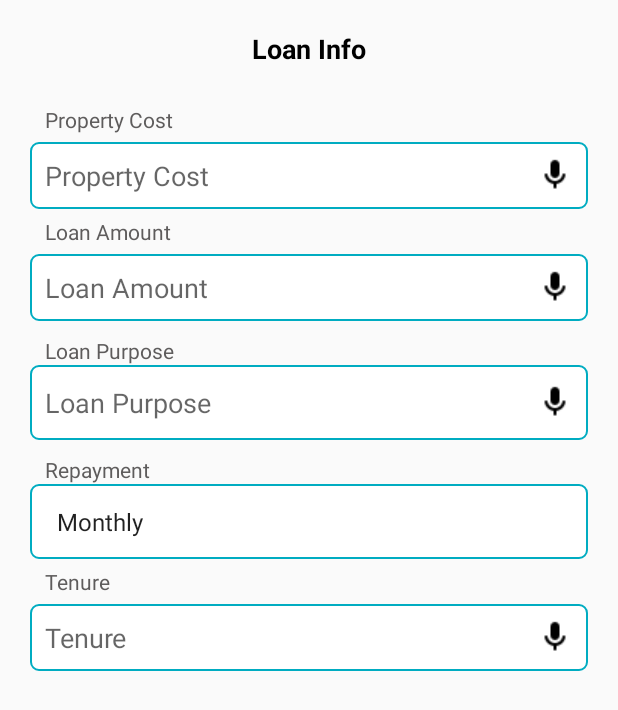
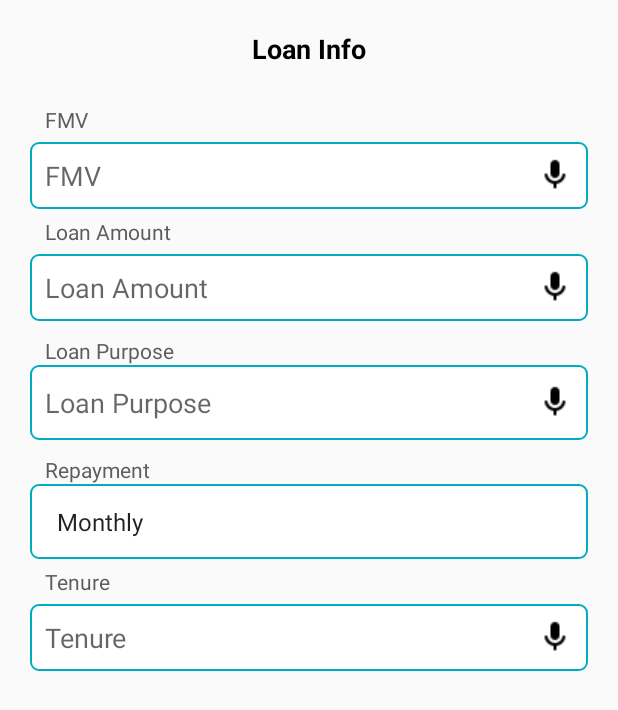
Before and after one commit to sonusourav/OPPOFlex, an Android app: the layout fragment_loan_details.xml on its own in the app's theme, with its tools: preview values and no code run, on a phone screen of 412 x 824 dp. Shown: the top 710 px of the screen. Run offline under Robolectric (Android 15) with nearby library versions, the phone set to English and light mode, and no system bars.

Commit message:
final commit

```diff
--- a/app/src/main/java/com/sonusourav/oppoflex/adapters/PreLoanAdapter.java
+++ b/app/src/main/java/com/sonusourav/oppoflex/adapters/PreLoanAdapter.java
@@ -148,7 +148,7 @@ public class PreLoanAdapter extends RecyclerView.Adapter<RecyclerView.ViewHolder
           if(user!=null){
             DatabaseReference baseRef=database.getReference().child("PreviousLoans").child(encodeUserEmail(
                 Objects.requireNonNull(user.getEmail())));
-            DatabaseReference childRef=baseRef.child("");
+            DatabaseReference childRef=baseRef.child(loan.getLoanId());
 
             childRef.setValue(null);
             preLoansList.remove(position);
--- a/app/src/main/java/com/sonusourav/oppoflex/chatbot/ChatbotActivity.java
+++ b/app/src/main/java/com/sonusourav/oppoflex/chatbot/ChatbotActivity.java
@@ -20,7 +20,7 @@ public class ChatbotActivity extends AppCompatActivity {
 
     LinearLayout layout;
     boolean exit = false;
-    public final String APP_ID = "1f29cd1e75ac6045e3d257b9e8d4a48f5";
+    public final String APP_ID = "71c9bd769a05623aae8bbfc2c16cca92";
     private static final String INVALID_APP_ID = "INVALID_APPLICATION_ID";
 
     @Override
--- a/app/src/main/res/layout/fragment_loan_details.xml
+++ b/app/src/main/res/layout/fragment_loan_details.xml
@@ -25,7 +25,7 @@
   <TextView
       android:layout_width="match_parent"
       android:layout_height="wrap_content"
-      android:text="Property Cost"
+      android:text="FMV"
       android:textColor="@color/light_black"
       android:layout_marginStart="20dp"
       android:layout_marginEnd="20dp"
@@ -38,7 +38,7 @@
       android:layout_width="match_parent"
       android:layout_height="wrap_content"
       android:id="@+id/property_cost"
-      android:hint="Property Cost"
+      android:hint="FMV"
       android:padding="10dp"
       android:background="@drawable/border_edit_text"
       android:textColor="@color/light_black"
@@ -61,22 +61,21 @@
       android:paddingEnd="10dp"
       />
 
+
   <EditText
+      android:id="@+id/loan_amount"
       android:layout_width="match_parent"
       android:layout_height="wrap_content"
-      android:id="@+id/loan_amount"
+      android:layout_marginStart="20dp"
+      android:layout_marginTop="5dp"
+      android:layout_marginEnd="20dp"
+      android:background="@drawable/border_edit_text"
+      android:drawableEnd="@drawable/icon_mic"
       android:hint="Loan Amount"
+      android:inputType="numberDecimal"
       android:padding="10dp"
-      android:background="@drawable/border_edit_text"
       android:textColor="@color/light_black"
-      android:layout_marginStart="20dp"
-      android:layout_marginEnd="20dp"
-      android:layout_marginTop="5dp"
-      android:inputType="numberDecimal"
-      android:drawableEnd="@drawable/icon_mic"
       />
-
-
   <TextView
       android:layout_width="match_parent"
       android:layout_height="wrap_content"
```
